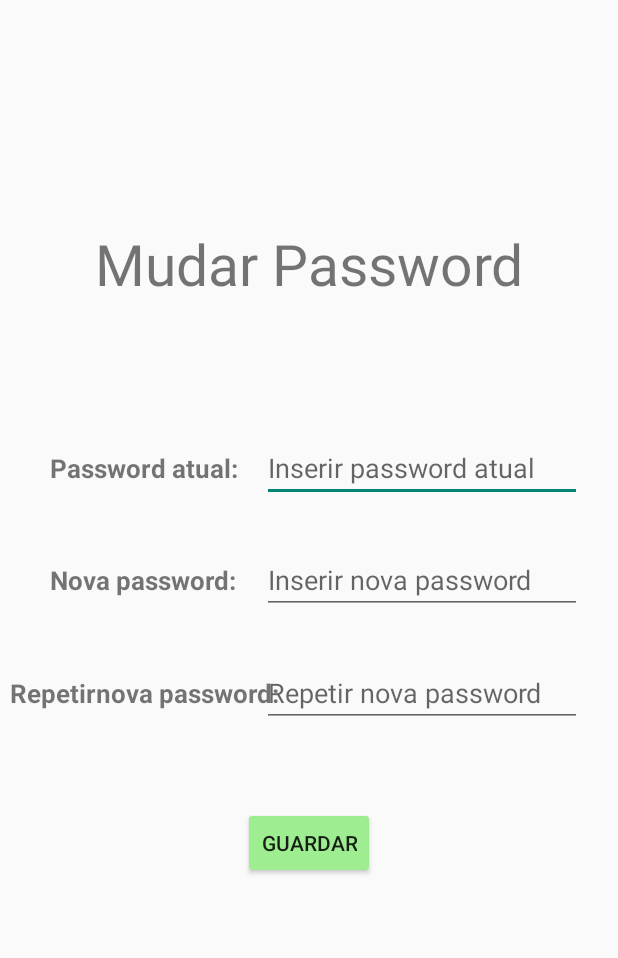
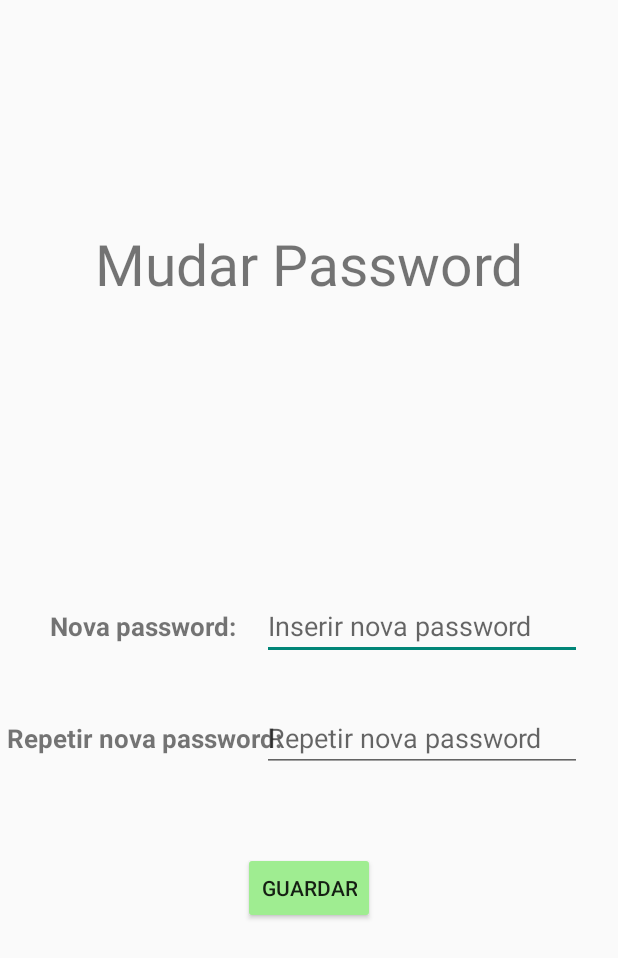
Before and after one commit to Brunofgm7/HoqueiApp, an Android app: the fragment MudarPasswordFragment shown on its own in the app's theme, on a phone screen of 412 x 824 dp. Shown: the top 958 px of the screen. Run offline under Robolectric (Android 15) with nearby library versions, the phone set to English and light mode, and no system bars; our stand-ins replace Firebase (no records; nobody signed in at launch, a user with empty details on screens opened directly).

Commit message:
mudar a password feito

```diff
--- a/app/src/main/java/com/example/apphoquei/MainActivity.kt
+++ b/app/src/main/java/com/example/apphoquei/MainActivity.kt
@@ -19,7 +19,6 @@ class MainActivity : AppCompatActivity() {
     lateinit var minhasequipasFragment: MinhasEquipasFragment
     lateinit var loginFragment: LoginFragment
     lateinit var perfilFragment: PerfilFragment
-    private var doubleBackToExitPressedOnce = false
     private var backPressedTime: Long = 0
     lateinit var backToast:Toast
 
--- a/app/src/main/java/com/example/apphoquei/MudarPasswordFragment.kt
+++ b/app/src/main/java/com/example/apphoquei/MudarPasswordFragment.kt
@@ -1,15 +1,34 @@
 package com.example.apphoquei
 
+import android.content.Intent
 import android.os.Bundle
 import androidx.fragment.app.Fragment
 import android.view.LayoutInflater
 import android.view.View
 import android.view.ViewGroup
+import android.widget.Button
+import android.widget.EditText
+import android.widget.Toast
+import com.google.firebase.auth.FirebaseAuth
 
 class MudarPasswordFragment : Fragment() {
+
+    lateinit var textNovaPass: EditText
+    lateinit var textRepetirNovaPass: EditText
+    lateinit var botaoGuardar: Button
+    val mAuth = FirebaseAuth.getInstance()
+
     override fun onCreateView(inflater: LayoutInflater, container: ViewGroup?, savedInstanceState: Bundle?): View? {
 
         val view = inflater.inflate(R.layout.fragment_mudar_password, container, false)
+
+        textNovaPass = view.findViewById(R.id.textNovaPass)
+        textRepetirNovaPass = view.findViewById(R.id.textRepetirNovaPass)
+
+        botaoGuardar = view.findViewById(R.id.botaoGuardar)
+        botaoGuardar.setOnClickListener {
+            mudarPass()
+        }
 
         return view
     }
@@ -17,4 +36,27 @@ class MudarPasswordFragment : Fragment() {
     companion object {
         fun newInstance(): MudarPasswordFragment = MudarPasswordFragment()
     }
+
+    private fun mudarPass() {
+
+        val user = mAuth.currentUser
+        var novaPass = textNovaPass.text.toString()
+        var repetirNovaPass = textRepetirNovaPass.text.toString()
+
+        if (novaPass.isNotEmpty() && repetirNovaPass.isNotEmpty()) {
+            if (novaPass == repetirNovaPass) {
+                user!!.updatePassword(novaPass).addOnCompleteListener { task ->
+                    if (task.isSuccessful) {
+                        Toast.makeText(activity, "SUCESSO! Palavra-passe atualizada!", Toast.LENGTH_LONG).show()
+                        activity?.finish();
+                        this.startActivity(Intent(view?.context, MainActivity::class.java))
+                    } else {
+                        Toast.makeText(activity, "ERRO: Palavra-passe não atualizada", Toast.LENGTH_LONG).show()
+                    }
+                }
+            } else {
+                Toast.makeText(activity, "Palavras-passes não correspondentes", Toast.LENGTH_SHORT).show()
+            }
+        }
+    }
 }
--- a/app/src/main/res/layout/fragment_mudar_password.xml
+++ b/app/src/main/res/layout/fragment_mudar_password.xml
@@ -6,23 +6,12 @@
     tools:context=".MudarPasswordFragment">
 
     <TextView
-        android:id="@+id/textView2"
-        android:layout_width="wrap_content"
-        android:layout_height="wrap_content"
-        android:layout_gravity="center"
-        android:layout_marginStart="-110dp"
-        android:layout_marginBottom="100dp"
-        android:text="@string/password_atual"
-        android:textSize="17sp"
-        android:textStyle="bold" />
-
-    <TextView
         android:id="@+id/textView4"
         android:layout_width="wrap_content"
         android:layout_height="wrap_content"
         android:layout_gravity="center"
         android:layout_marginStart="-110dp"
-        android:layout_marginBottom="25dp"
+        android:layout_marginBottom="-5dp"
         android:text="@string/nova_password"
         android:textSize="17sp"
         android:textStyle="bold" />
@@ -42,23 +31,11 @@
         android:layout_height="wrap_content"
         android:layout_gravity="center"
         android:layout_marginStart="-110dp"
-        android:layout_marginTop="50dp"
+        android:layout_marginTop="80dp"
         android:text="@string/repetir_nova_password"
         android:textAlignment="center"
         android:textSize="17sp"
         android:textStyle="bold" />
-
-    <EditText
-        android:id="@+id/textPassAtual"
-        android:layout_width="wrap_content"
-        android:layout_height="wrap_content"
-        android:layout_gravity="center"
-        android:layout_marginStart="75dp"
-        android:layout_marginBottom="100dp"
-        android:ems="10"
-        android:hint="@string/inserir_password_atual"
-        android:inputType="textPassword"
-        android:importantForAutofill="no" />
 
     <EditText
         android:id="@+id/textNovaPass"
@@ -66,7 +43,7 @@
         android:layout_height="wrap_content"
         android:layout_gravity="center"
         android:layout_marginStart="75dp"
-        android:layout_marginBottom="25dp"
+        android:layout_marginBottom="-5dp"
         android:ems="10"
         android:hint="@string/inserir_nova_password"
         android:inputType="textPassword"
@@ -78,18 +55,18 @@
         android:layout_height="wrap_content"
         android:layout_gravity="center"
         android:layout_marginStart="75dp"
-        android:layout_marginTop="50dp"
+        android:layout_marginTop="80dp"
         android:ems="10"
         android:hint="@string/repetir_nova_password2"
         android:inputType="textPassword"
         android:importantForAutofill="no" />
 
     <Button
-        android:id="@+id/BotaoGuardar"
+        android:id="@+id/botaoGuardar"
         android:layout_width="wrap_content"
         android:layout_height="wrap_content"
         android:layout_gravity="center"
-        android:layout_marginTop="150dp"
+        android:layout_marginTop="180dp"
         android:backgroundTint="#9FED91"
         android:text="@string/guardar" />
 
--- a/app/src/main/res/values/strings.xml
+++ b/app/src/main/res/values/strings.xml
@@ -38,7 +38,7 @@
     <string name="password_atual">Password atual:</string>
     <string name="mudar_password2">Mudar password</string>
     <string name="nova_password">Nova password:</string>
-    <string name="repetir_nova_password">Repetir<br/>nova password:</string>
+    <string name="repetir_nova_password">Repetir<br/> nova password:</string>
     <string name="inserir_password_atual">Inserir password atual</string>
     <string name="inserir_nova_password">Inserir nova password</string>
     <string name="guardar3">Guardar</string>
```
Also changed, not shown: app/src/main/java/com/example/apphoquei/PerfilFragment.kt (+3 -18 lines).
